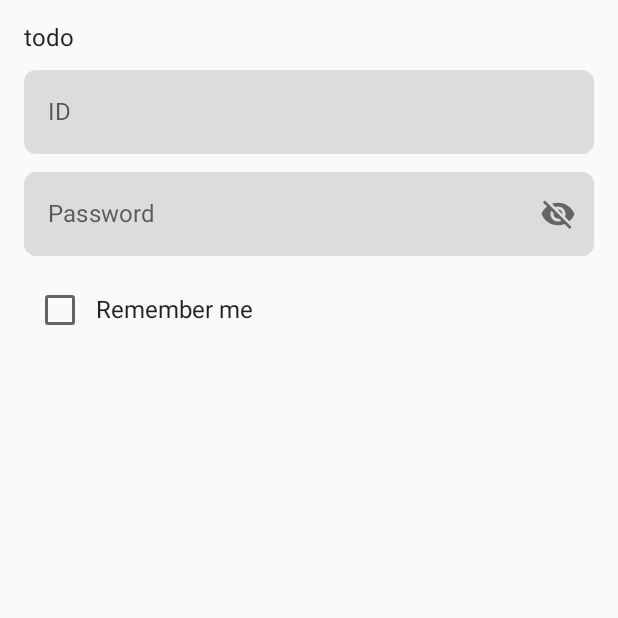
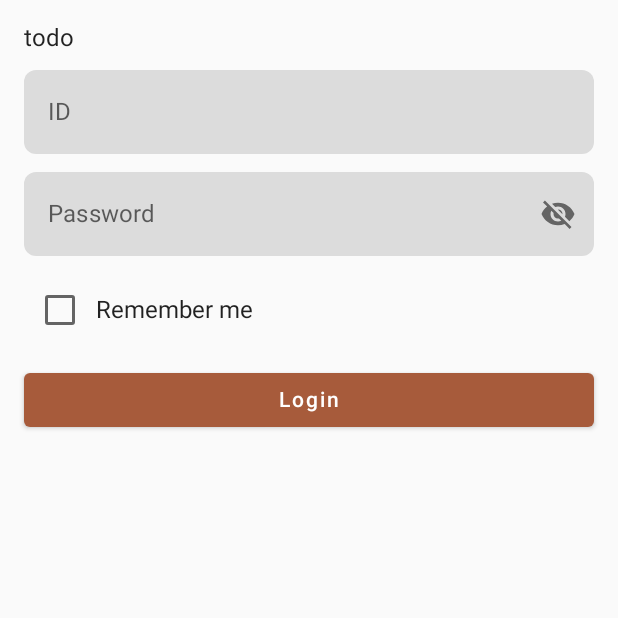
Before and after one commit to Morphclue/code-camp-2, an Android app built with Jetpack Compose: the screen it shows after launch (AuthenticationActivity), after a tap on "Login", on a phone screen of 412 x 824 dp, the top half of it. Run offline under Robolectric (Android 15) with nearby library versions, the phone set to English and light mode, and no system bars; our stand-ins replace Dagger/Hilt's generated code, accompanist.

Commit message:
feat: add LoginButton to LoginView

```diff
--- a/app/src/main/java/org/feature/fox/coffee_counter/ui/CustomButton.kt
+++ b/app/src/main/java/org/feature/fox/coffee_counter/ui/CustomButton.kt
@@ -7,10 +7,10 @@ import androidx.compose.runtime.Composable
 import androidx.compose.ui.Modifier
 
 @Composable
-fun CustomButton(text: String, onClick: () -> Unit = {}) {
+fun CustomButton(text: String, fraction: Float = 1f, onClick: () -> Unit = {}) {
     Button(
         onClick = onClick,
-        modifier = Modifier.fillMaxWidth(0.7f),
+        modifier = Modifier.fillMaxWidth(fraction = fraction),
     ) {
         Text(
             text = text,
--- a/app/src/main/java/org/feature/fox/coffee_counter/ui/HomeView.kt
+++ b/app/src/main/java/org/feature/fox/coffee_counter/ui/HomeView.kt
@@ -89,10 +89,12 @@ fun ButtonBox() {
 
         CustomButton(
             text = stringResource(id = R.string.login),
+            fraction = 0.7f,
             onClick = { context.startActivity(Intent(context, AuthenticationActivity::class.java)) }
         )
         CustomButton(
-            stringResource(id = R.string.sign_up)
+            stringResource(id = R.string.sign_up),
+            fraction = 0.7f,
         )
     }
 }
--- a/app/src/main/java/org/feature/fox/coffee_counter/ui/LoginView.kt
+++ b/app/src/main/java/org/feature/fox/coffee_counter/ui/LoginView.kt
@@ -35,6 +35,9 @@ fun LoginView() {
         IdTextField()
         PasswordTextField()
         RememberMeCheckbox()
+        CustomButton(
+            text = stringResource(R.string.login)
+        )
     }
 }
 
```
